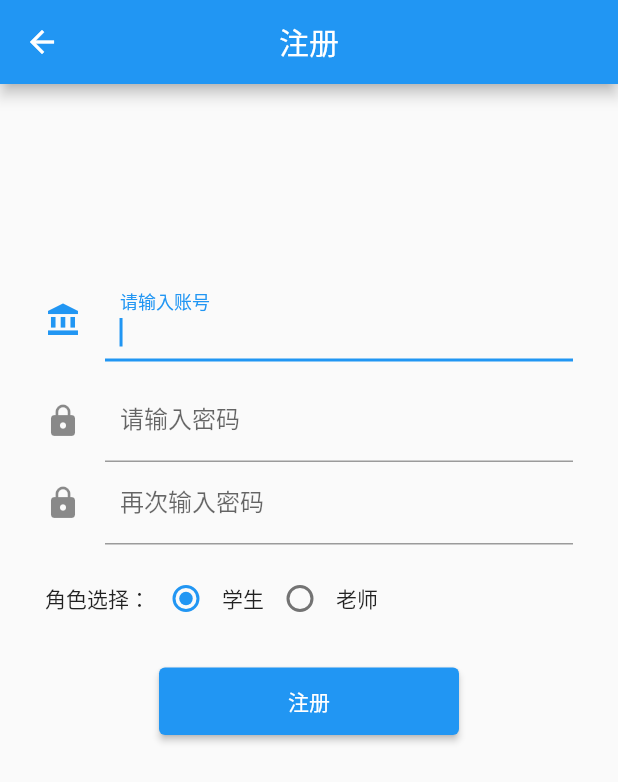
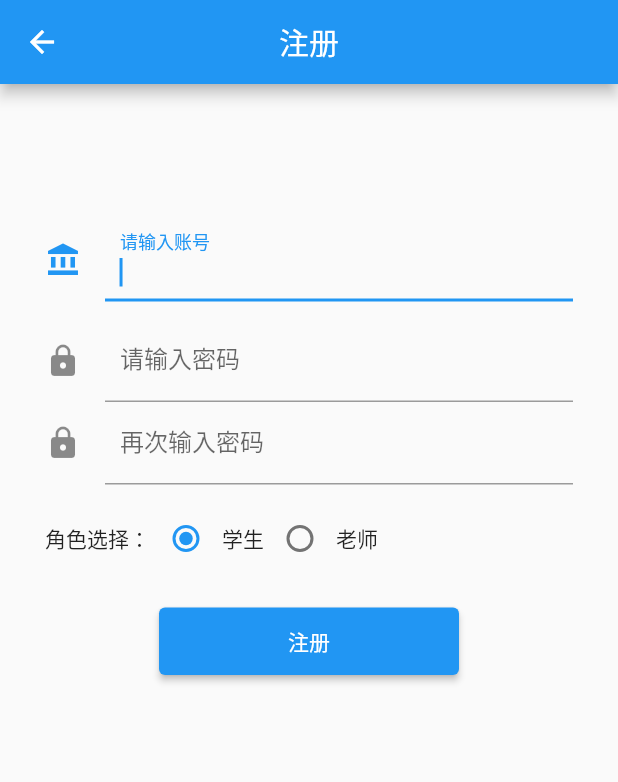
Before and after one commit to huazi2016/flutter_study, a Flutter app: the RegisterPage screen opened directly, on a phone screen of 412 x 824 dp. Shown: the top 782 px of the screen. Run offline on Flutter 3.47's test engine with Material 2 defaults, Android fonts, the phone set to English and light mode, and no system bars; our stand-ins replace dio, native_pdf_view, package_info, shared_preferences, synchronized, toast and 2 more; missing offline and left inert: lazy_indexed_stack; accounts and stored records are empty.

Commit message:
修复问题

```diff
--- a/lib/home/room/AddRoomPage.dart
+++ b/lib/home/room/AddRoomPage.dart
@@ -39,6 +39,8 @@ class _AddRoomState extends State<AddRoomPage> {
         appBar: AppBar(title: Text("发布题目"), centerTitle: true),
         body: Container(
             padding: EdgeInsets.all(15),
+            child: SingleChildScrollView(
+              scrollDirection: Axis.vertical,
               child: Column(
                 children: <Widget>[
                   Align(
@@ -52,7 +54,8 @@ class _AddRoomState extends State<AddRoomPage> {
                     Align(
                       alignment: Alignment.centerLeft,
                       child: Text("科目(譬如:语文/数学等)",
-                        style: TextStyle(color: Colors.black87, fontSize: 14)),
+                          style:
+                              TextStyle(color: Colors.black87, fontSize: 14)),
                     )
                   ]),
                   SizedBox(height: 3),
@@ -80,7 +83,8 @@ class _AddRoomState extends State<AddRoomPage> {
                     Align(
                       alignment: Alignment.centerLeft,
                       child: Text("标题",
-                        style: TextStyle(color: Colors.black87, fontSize: 14)),
+                          style:
+                              TextStyle(color: Colors.black87, fontSize: 14)),
                     )
                   ]),
                   SizedBox(height: 3),
@@ -107,7 +111,8 @@ class _AddRoomState extends State<AddRoomPage> {
                     Align(
                       alignment: Alignment.centerLeft,
                       child: Text("内容",
-                        style: TextStyle(color: Colors.black87, fontSize: 14)),
+                          style:
+                              TextStyle(color: Colors.black87, fontSize: 14)),
                     )
                   ]),
                   SizedBox(height: 3),
@@ -134,7 +139,8 @@ class _AddRoomState extends State<AddRoomPage> {
                     Align(
                       alignment: Alignment.centerLeft,
                       child: Text("答案",
-                        style: TextStyle(color: Colors.black87, fontSize: 14)),
+                          style:
+                              TextStyle(color: Colors.black87, fontSize: 14)),
                     )
                   ]),
                   SizedBox(height: 3),
@@ -190,6 +196,7 @@ class _AddRoomState extends State<AddRoomPage> {
                         child: Text("提交"),
                       ))
                 ],
+              ),
             )));
   }
 
--- a/lib/login/RegisterPage.dart
+++ b/lib/login/RegisterPage.dart
@@ -33,16 +33,11 @@ class RegisterState extends State<RegisterPage> {
         appBar: AppBar(
           title: Text("注册"),
           centerTitle: true,
-        // actions: <Widget>[
-        //   IconButton(
-        //       icon: Icon(Icons.arrow_back),
-        //       onPressed: () {
-        //         Navigator.canPop(context);
-        //       })
-        // ],
         ),
-      body: Container(
-        margin: EdgeInsets.only(left: 30, right: 30, top: 130),
+        body: SingleChildScrollView(
+          scrollDirection: Axis.vertical,
+          child: Container(
+            margin: EdgeInsets.only(left: 30, right: 30, top: 90),
             child: Column(
               children: <Widget>[
                 TextField(
@@ -92,7 +87,7 @@ class RegisterState extends State<RegisterPage> {
               ],
             ),
           ),
-    );
+        ));
   }
 
   Row _RadioWidget() {
```
Lines whose indentation alone changed are shown as unchanged.
